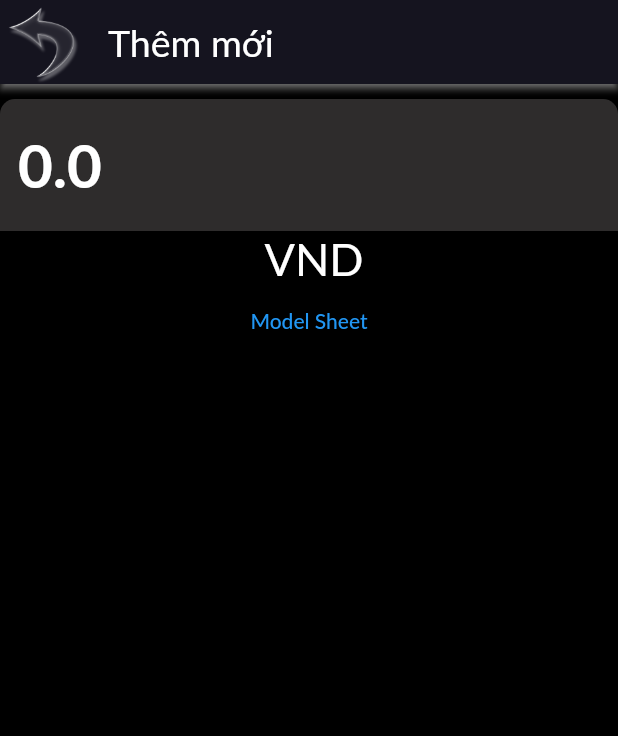
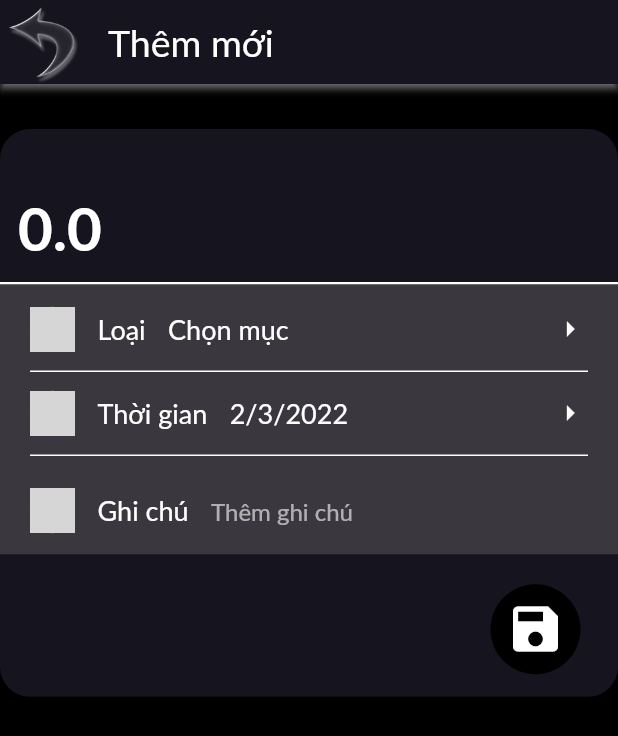
Before and after one commit to viettranvan/spending_management, a Flutter app: the screen it shows after launch, item 2 of the bottom bar chosen, on a phone screen of 412 x 824 dp. Shown: the top 736 px of the screen. Run offline on Flutter 3.47's test engine with Material 2 defaults, Android fonts, the phone set to English and light mode, and no system bars; our stand-ins replace bloc, firebase_auth, firebase_core, flutter_bloc, shared_preferences; accounts and stored records are empty; network calls fail; Roboto replaces fonts that are missing (Lato); grey boxes are pictures that could not be loaded.

Commit message:
update UI add spendind

```diff
--- a/lib/UI/new_spending/bloc/new_spending_bloc.dart
+++ b/lib/UI/new_spending/bloc/new_spending_bloc.dart
@@ -1,13 +1,26 @@
 import 'package:bloc/bloc.dart';
-import 'package:meta/meta.dart';
+import 'package:flutter/cupertino.dart';
 
 part 'new_spending_event.dart';
 part 'new_spending_state.dart';
 
 class NewSpendingBloc extends Bloc<NewSpendingEvent, NewSpendingState> {
-  NewSpendingBloc() : super(NewSpendingInitial()) {
-    on<NewSpendingEvent>((event, emit) {
-      // TODO: implement event handler
-    });
+  final moneyController = TextEditingController();
+  NewSpendingBloc() : super(NewSpendingInitial(money: '')) {
+    on<MoneyChange>(_onMoneyChange);
+  }
+
+  _onMoneyChange(MoneyChange event, Emitter<NewSpendingState> emit) {
+    var currentState = state;
+    if(currentState is NewSpendingInitial){
+
+      emit(currentState.update(money: event.money));
+    }
+  }
+
+  @override
+  Future<void> close() {
+    moneyController.dispose();
+    return super.close();
   }
 }
--- a/lib/UI/new_spending/bloc/new_spending_event.dart
+++ b/lib/UI/new_spending/bloc/new_spending_event.dart
@@ -2,3 +2,11 @@ part of 'new_spending_bloc.dart';
 
 @immutable
 abstract class NewSpendingEvent {}
+
+class MoneyChange extends NewSpendingEvent {
+  final String money;
+
+  MoneyChange({required this.money});
+
+
+}
--- a/lib/UI/new_spending/bloc/new_spending_state.dart
+++ b/lib/UI/new_spending/bloc/new_spending_state.dart
@@ -3,4 +3,13 @@ part of 'new_spending_bloc.dart';
 @immutable
 abstract class NewSpendingState {}
 
-class NewSpendingInitial extends NewSpendingState {}
+class NewSpendingInitial extends NewSpendingState {
+  final String money;
+  NewSpendingInitial({required this.money});
+
+  NewSpendingInitial update({String? money}){
+    return NewSpendingInitial(
+      money: money  ?? this.money
+    );
+  }
+}
--- a/lib/UI/new_spending/view/new_spending_page.dart
+++ b/lib/UI/new_spending/view/new_spending_page.dart
@@ -1,4 +1,7 @@
 import 'package:flutter/material.dart';
+import 'package:flutter_bloc/flutter_bloc.dart';
+import 'package:spending_management/UI/new_spending/bloc/new_spending_bloc.dart';
+import 'package:spending_management/UI/new_spending/view/new_spending_view.dart';
 import 'package:spending_management/utils/utils.dart';
 import 'dart:ui' as bt;
 
@@ -10,148 +13,9 @@ class NewSpendingPage extends StatelessWidget {
 
   @override
   Widget build(BuildContext context) {
-    final moneyController = TextEditingController();
-
-    return Scaffold(
-      appBar: AppBar(
-        backgroundColor: AppColor.background,
-        leading: Image.asset(
-          'assets/images/back_icon.jpg',
-          color: Colors.white,
-        ),
-        title: const Text(
-          'Thêm mới',
-          style: kTextSize25w400White,
-        ),
-        elevation: 2.0,
-        shadowColor: Colors.white,
-      ),
-      backgroundColor: AppColor.black,
-      body: Column(
-        children: [
-          const SizedBox(
-            height: 10.0,
-          ),
-          TextField(
-            controller: moneyController,
-            style: kTextSize40BoldWhite,
-            keyboardType: TextInputType.number,
-            decoration: const InputDecoration(
-              filled: true,
-              fillColor: AppColor.grey,
-              hintText: '0.0',
-              hintStyle: kTextSize40BoldWhite,
-              border: OutlineInputBorder(
-                borderSide: BorderSide.none,
-                borderRadius: BorderRadius.only(
-                  topLeft: Radius.circular(10.0),
-                  topRight: Radius.circular(
-                    10.0,
-                  ),
-                ),
-              ),
-            ),
-          ),
-          Text(
-            '${moneyController.text} VND',
-            style: kTextSize30w400White,
-          ),
-          TextButton(
-            onPressed: () => _openNewLookBook(context),
-            child: Text('Model Sheet'),
-          )
-        ],
-      ),
-    );
-  }
-
-  _openNewLookBook(BuildContext context) {
-    showModalBottomSheet(
-      context: context,
-      isScrollControlled: true,
-      builder: (context) {
-        return SizedBox(
-          height: MediaQuery.of(context).size.height -
-              (MediaQueryData.fromWindow(bt.window).padding.top +
-                  kToolbarHeight) - 100,
-          child: Container(
-            padding: const EdgeInsets.symmetric(horizontal: 16),
-            decoration: const BoxDecoration(
-              color: Colors.white,
-              borderRadius: BorderRadius.only(
-                topLeft: Radius.circular(10),
-                topRight: Radius.circular(10),
-              ),
-            ),
-            child: AnimatedSwitcher(
-              duration: const Duration(milliseconds: 300),
-              child: Column(
-                children: [
-                  const SizedBox(height: 12),
-                  const SizedBox(
-                      width: 50.0,
-                      child: Divider(
-                        color: AppColor.grey,
-                        thickness: 5.0,
-                      )),
-                  const SizedBox(height: 16),
-                  const SearchBar(hintText: 'Search Elements'),
-                  const SizedBox(
-                    height: 16.0,
-                  ),
-                  Row(
-                    mainAxisAlignment: MainAxisAlignment.spaceBetween,
-                    children: [
-                      InkWell(
-                        onTap: () => {Navigator.pop(context)},
-                        child: const Icon(Icons.close),
-                      ),
-                      const Text(
-                        'ELEMENTS',
-                        style: TextStyle(
-                          fontWeight: FontWeight.w600,
-                          fontSize: 16,
-                          letterSpacing: 2,
-                          color: AppColor.background,
-                        ),
-                      ),
-                      Container()
-                    ],
-                  ),
-                  const SizedBox(
-                    height: 16.0,
-                  ),
-                  Expanded(
-                    child: ListView(
-                      physics: const ScrollPhysics(),
-                      shrinkWrap: true,
-                      children: const [
-                        Align(
-                          alignment: Alignment.centerLeft,
-                          child: Text(
-                            'RECENTLY USED',
-                            style: TextStyle(
-                                fontWeight: FontWeight.w600,
-                                fontSize: 16,
-                                letterSpacing: 2,
-                                color: AppColor.background),
-                          ),
-                        ),
-                        SizedBox(height: 16),
-                        SizedBox(
-                          height: 16.0,
-                        ),
-                      ],
-                    ),
-                  ),
-                ],
-              ),
-
-              // _onChangePage(state),
-            ),
-          ),
-        );
-      },
+    return BlocProvider(
+      create: (context) => NewSpendingBloc(),
+      child: const NewSpendingView(),
     );
   }
 }
--- /dev/null
+++ b/lib/UI/new_spending/view/new_spending_view.dart
@@ -0,0 +1,240 @@
+import 'package:flutter/material.dart';
+import 'package:flutter_bloc/flutter_bloc.dart';
+import 'package:spending_management/UI/new_spending/view/type_view.dart';
+import 'package:spending_management/utils/utils.dart';
+import 'dart:ui' as bt;
+
+import '../bloc/new_spending_bloc.dart';
+import '../widgets/divider.dart';
+
+class NewSpendingView extends StatelessWidget {
+  static const String id = 'new_speding';
+  const NewSpendingView({Key? key}) : super(key: key);
+
+  @override
+  Widget build(BuildContext context) {
+    var bloc = BlocProvider.of<NewSpendingBloc>(context);
+
+    return Scaffold(
+      appBar: AppBar(
+        backgroundColor: AppColor.background,
+        leading: GestureDetector(
+          onTap: () => Navigator.pop(context),
+          child: Image.asset(
+            'assets/images/back_icon.jpg',
+            color: Colors.white,
+          ),
+        ),
+        title: const Text(
+          'Thêm mới',
+          style: kTextSize25w400White,
+        ),
+        elevation: 2.0,
+        shadowColor: Colors.white,
+      ),
+      backgroundColor: AppColor.black,
+      body: SingleChildScrollView(
+        child: Column(
+          children: [
+            const SizedBox(
+              height: 30.0,
+            ),
+            BlocBuilder<NewSpendingBloc, NewSpendingState>(
+              builder: (context, state) {
+                return Container(
+                  padding: const EdgeInsets.only(top: 30.0),
+                  decoration: BoxDecoration(
+                    color: AppColor.background,
+                    borderRadius: BorderRadius.circular(20.0),
+                  ),
+                  child: Column(
+                    mainAxisAlignment: MainAxisAlignment.start,
+                    crossAxisAlignment: CrossAxisAlignment.start,
+                    children: [
+                      _moneyTextField(bloc),
+                      _moneyValue(state),
+                      Container(
+                        padding: const EdgeInsets.fromLTRB(20, 15, 20, 5),
+                        decoration: const BoxDecoration(
+                            color: AppColor.grey,
+                            border: Border(
+                              top: BorderSide(width: 1.5, color: Colors.white),
+                            )),
+                        child: Column(
+                          children: [
+                            _type(context),
+                            const CustomDivider(),
+                            _time(),
+                            const CustomDivider(),
+                            _note(),
+                          ],
+                        ),
+                      ),
+                      const SizedBox(height: 20.0),
+                      Padding(
+                        padding: const EdgeInsets.only(bottom: 15.0),
+                        child: Row(
+                          children: const [
+                            Spacer(),
+                            CircleAvatar(
+                                radius: 30.0,
+                                child: Icon(
+                                  Icons.save,
+                                  size: 40.0,
+                                )),
+                            SizedBox(width: 25.0),
+                          ],
+                        ),
+                      ),
+                    ],
+                  ),
+                );
+              },
+            ),
+          ],
+        ),
+      ),
+    );
+  }
+
+  Row _note() {
+    return Row(
+      children: const [
+        CircleAvatar(
+          radius: 15.0,
+          backgroundColor: Colors.amber,
+          backgroundImage: NetworkImage(
+              'https://toigingiuvedep.vn/wp-content/uploads/2021/06/hinh-anh-anime-girl-deo-kinh-thoi-trang-tri-thuc-dep-nhat.jpg'),
+        ),
+        SizedBox(
+          width: 15.0,
+        ),
+        Text(
+          'Ghi chú',
+          style: kTextSize18w400White,
+        ),
+        SizedBox(
+          width: 15.0,
+        ),
+        Expanded(
+          child: TextField(
+            decoration: InputDecoration(
+                hintText: 'Thêm ghi chú', border: InputBorder.none),
+          ),
+        ),
+      ],
+    );
+  }
+
+  Row _time() {
+    return Row(
+      children: const [
+        CircleAvatar(
+          radius: 15.0,
+          backgroundColor: Colors.amber,
+          backgroundImage: NetworkImage(
+              'https://toigingiuvedep.vn/wp-content/uploads/2021/06/hinh-anh-anime-girl-deo-kinh-thoi-trang-tri-thuc-dep-nhat.jpg'),
+        ),
+        SizedBox(
+          width: 15.0,
+        ),
+        Text(
+          'Thời gian',
+          style: kTextSize18w400White,
+        ),
+        SizedBox(
+          width: 15.0,
+        ),
+        Text(
+          '2/3/2022',
+          style: kTextSize18w400White,
+        ),
+        Spacer(),
+        Icon(
+          Icons.arrow_right,
+          color: Colors.white,
+        )
+      ],
+    );
+  }
+
+  Widget _type(BuildContext context) {
+    return GestureDetector(
+      onTap: () => _openNewLookBook(context),
+      child: Row(
+        children: const [
+          CircleAvatar(
+            radius: 15.0,
+            backgroundColor: Colors.amber,
+            backgroundImage: NetworkImage(
+                'https://toigingiuvedep.vn/wp-content/uploads/2021/06/hinh-anh-anime-girl-deo-kinh-thoi-trang-tri-thuc-dep-nhat.jpg'),
+          ),
+          SizedBox(
+            width: 15.0,
+          ),
+          Text(
+            'Loại',
+            style: kTextSize18w400White,
+          ),
+          SizedBox(
+            width: 15.0,
+          ),
+          Text(
+            'Chọn mục',
+            style: kTextSize18w400White,
+          ),
+          Spacer(),
+          Icon(
+            Icons.arrow_right,
+            color: Colors.white,
+          )
+        ],
+      ),
+    );
+  }
+
+  Padding _moneyValue(NewSpendingState state) {
+    return Padding(
+      padding: const EdgeInsets.symmetric(horizontal: 10.0),
+      child: Visibility(
+        visible: (state as NewSpendingInitial).money.isNotEmpty,
+        child: Text(
+          formatMoney(state.money),
+          style: kTextSize20w400White,
+        ),
+      ),
+    );
+  }
+
+  TextField _moneyTextField(NewSpendingBloc bloc) {
+    return TextField(
+      controller: bloc.moneyController,
+      style: kTextSize40BoldWhite,
+      keyboardType: TextInputType.number,
+      onChanged: (value) {
+        bloc.add(MoneyChange(money: value));
+      },
+      decoration: const InputDecoration(
+          filled: true,
+          fillColor: AppColor.background,
+          hintText: '0.0',
+          hintStyle: kTextSize40BoldWhite,
+          border: InputBorder.none),
+    );
+  }
+
+  _openNewLookBook(BuildContext context) {
+    showModalBottomSheet(
+      context: context,
+      isScrollControlled: true,
+      builder: (context) {
+        return SizedBox(
+            height: MediaQuery.of(context).size.height -
+                (MediaQueryData.fromWindow(bt.window).padding.top +
+                    kToolbarHeight) -
+                100,
+            child: const TypeView());
+      },
+    );
+  }
+}
--- /dev/null
+++ b/lib/UI/new_spending/view/type_view.dart
@@ -0,0 +1,88 @@
+import 'package:flutter/material.dart';
+
+import '../../../utils/utils.dart';
+import '../widgets/search_bar.dart';
+
+class TypeView extends StatelessWidget {
+  const TypeView({Key? key}) : super(key: key);
+
+  @override
+  Widget build(BuildContext context) {
+    return Container(
+      padding: const EdgeInsets.symmetric(horizontal: 16),
+      decoration: const BoxDecoration(
+        color: Colors.white,
+        borderRadius: BorderRadius.only(
+          topLeft: Radius.circular(10),
+          topRight: Radius.circular(10),
+        ),
+      ),
+      child: AnimatedSwitcher(
+        duration: const Duration(milliseconds: 300),
+        child: Column(
+          children: [
+            const SizedBox(height: 12),
+            const SizedBox(
+                width: 50.0,
+                child: Divider(
+                  color: AppColor.grey,
+                  thickness: 5.0,
+                )),
+            const SizedBox(height: 16),
+            const SearchBar(hintText: 'Search Elements'),
+            const SizedBox(
+              height: 16.0,
+            ),
+            Row(
+              mainAxisAlignment: MainAxisAlignment.spaceBetween,
+              children: [
+                InkWell(
+                  onTap: () => {Navigator.pop(context)},
+                  child: const Icon(Icons.close),
+                ),
+                const Text(
+                  'ELEMENTS',
+                  style: TextStyle(
+                    fontWeight: FontWeight.w600,
+                    fontSize: 16,
+                    letterSpacing: 2,
+                    color: AppColor.background,
+                  ),
+                ),
+                Container()
+              ],
+            ),
+            const SizedBox(
+              height: 16.0,
+            ),
+            Expanded(
+              child: ListView(
+                physics: const ScrollPhysics(),
+                shrinkWrap: true,
+                children: const [
+                  Align(
+                    alignment: Alignment.centerLeft,
+                    child: Text(
+                      'RECENTLY USED',
+                      style: TextStyle(
+                          fontWeight: FontWeight.w600,
+                          fontSize: 16,
+                          letterSpacing: 2,
+                          color: AppColor.background),
+                    ),
+                  ),
+                  SizedBox(height: 16),
+                  SizedBox(
+                    height: 16.0,
+                  ),
+                ],
+              ),
+            ),
+          ],
+        ),
+
+        // _onChangePage(state),
+      ),
+    );
+  }
+}
--- /dev/null
+++ b/lib/UI/new_spending/widgets/divider.dart
@@ -0,0 +1,16 @@
+import 'package:flutter/material.dart';
+
+class CustomDivider extends StatelessWidget {
+  const CustomDivider({Key? key}) : super(key: key);
+
+  @override
+  Widget build(BuildContext context) {
+    return const Padding(
+      padding: EdgeInsets.symmetric(vertical: 5.0),
+      child: Divider(
+        color: Colors.white,
+        thickness: 1.0,
+      ),
+    );
+  }
+}
--- a/lib/utils/constant.dart
+++ b/lib/utils/constant.dart
@@ -75,3 +75,15 @@ String getDateNow() {
   result += ' , $dayInMonth tháng $month năm $year';
   return result;
 }
+
+String formatMoney(String moneyString) {
+  try {
+    String result = '';
+    String validateMoney = moneyString.replaceAll(RegExp(r"\D"), "");
+    int money = int.parse(validateMoney);
+    result = NumberFormat.currency(locale: 'vi').format(money);
+    return result;
+  } catch (e) {
+    return '';
+  }
+}
```
